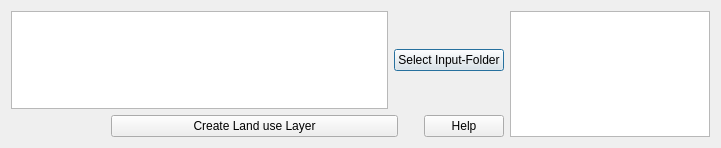
Before: the Qt Designer form QTalsim/qtalsim_landuse.ui in sydroconsult/QTalsim, drawn with Qt 5.
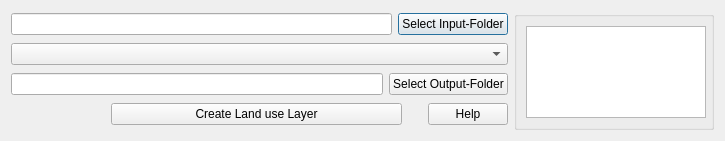
After: the same form once the commit is applied. Custom widgets are drawn as their Qt base class.

```diff
--- a/QTalsim/qtalsim_landuse.ui
+++ b/QTalsim/qtalsim_landuse.ui
@@ -6,8 +6,8 @@
    <rect>
     <x>0</x>
     <y>0</y>
-    <width>721</width>
-    <height>148</height>
+    <width>725</width>
+    <height>141</height>
    </rect>
   </property>
   <property name="windowTitle">
@@ -19,7 +19,7 @@
      <item>
       <layout class="QHBoxLayout" name="horizontalLayout">
        <item>
-        <widget class="QTextEdit" name="outputPath"/>
+        <widget class="QLineEdit" name="inputPath"/>
        </item>
        <item>
         <widget class="QPushButton" name="onInputFolder">
@@ -30,6 +30,27 @@
        </item>
       </layout>
      </item>
+     <item>
+      <layout class="QHBoxLayout" name="horizontalLayout_4">
+       <item>
+        <widget class="QComboBox" name="comboboxClippingLayer"/>
+       </item>
+      </layout>
+     </item>
+     <item>
+      <layout class="QHBoxLayout" name="horizontalLayout_5">
+       <item>
+        <widget class="QLineEdit" name="outputPath"/>
+       </item>
+       <item>
+        <widget class="QPushButton" name="onOutputFolder">
+         <property name="text">
+          <string>Select Output-Folder</string>
+         </property>
+        </widget>
+       </item>
+      </layout>
+     </item>
      <item>
       <layout class="QHBoxLayout" name="horizontalLayout_3">
        <item>
@@ -76,23 +97,61 @@
     </layout>
    </item>
    <item>
-    <widget class="QTextBrowser" name="textHelp">
+    <widget class="QgsCollapsibleGroupBox" name="mGroupBox">
      <property name="sizePolicy">
-      <sizepolicy hsizetype="MinimumExpanding" vsizetype="Expanding">
+      <sizepolicy hsizetype="Preferred" vsizetype="Preferred">
        <horstretch>0</horstretch>
        <verstretch>0</verstretch>
       </sizepolicy>
      </property>
+     <property name="minimumSize">
+      <size>
+       <width>50</width>
+       <height>0</height>
+      </size>
+     </property>
      <property name="maximumSize">
       <size>
        <width>200</width>
        <height>16777215</height>
       </size>
      </property>
+     <layout class="QVBoxLayout" name="verticalLayout_2">
+      <item>
+       <widget class="QTextBrowser" name="textHelp">
+        <property name="sizePolicy">
+         <sizepolicy hsizetype="MinimumExpanding" vsizetype="Expanding">
+          <horstretch>0</horstretch>
+          <verstretch>0</verstretch>
+         </sizepolicy>
+        </property>
+        <property name="minimumSize">
+         <size>
+          <width>180</width>
+          <height>0</height>
+         </size>
+        </property>
+        <property name="maximumSize">
+         <size>
+          <width>180</width>
+          <height>150</height>
+         </size>
+        </property>
+       </widget>
+      </item>
+     </layout>
     </widget>
    </item>
   </layout>
  </widget>
+ <customwidgets>
+  <customwidget>
+   <class>QgsCollapsibleGroupBox</class>
+   <extends>QGroupBox</extends>
+   <header>qgscollapsiblegroupbox.h</header>
+   <container>1</container>
+  </customwidget>
+ </customwidgets>
  <resources/>
  <connections>
   <connection>
```
